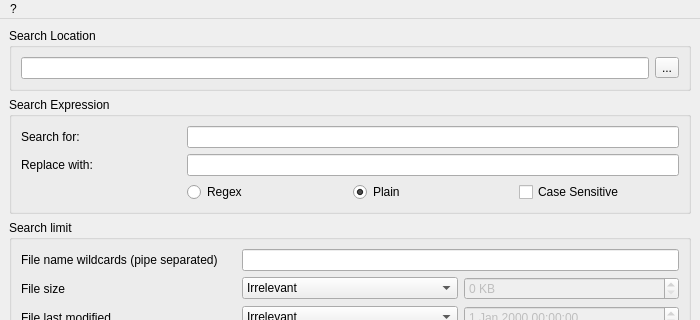
This is MainWindow.ui in visuve/grepQt as Qt 5 draws it before an edit; both pictures show x 0 to 700 and y 0 to 320 of the 700 by 700 pixel window. The edited form follows.
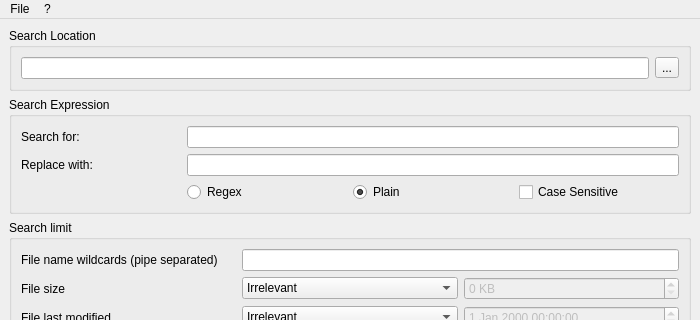
This is the edited form.

Commit message: Improve context menu

Diff of the .ui file:
```diff
--- a/MainWindow.ui
+++ b/MainWindow.ui
@@ -270,6 +270,14 @@
     <addaction name="actionAbout"/>
     <addaction name="actionLicenses"/>
    </widget>
+   <widget class="QMenu" name="menuFile">
+    <property name="title">
+     <string>File</string>
+    </property>
+    <addaction name="actionOpen"/>
+    <addaction name="actionExit"/>
+   </widget>
+   <addaction name="menuFile"/>
    <addaction name="menu"/>
   </widget>
   <widget class="QStatusBar" name="statusbar"/>
```
Left out of the diff: 10 changed lines with no effect on the pictures. The commit also changes 3 other files.
